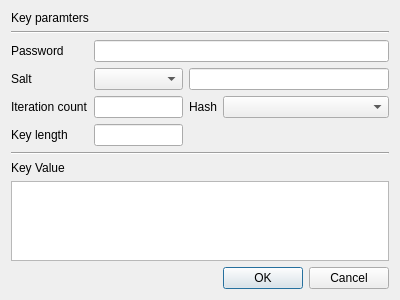
First picture: the form in BerViewer/key_derive_dlg.ui, repository jykim74/BerEditor, before the edit.
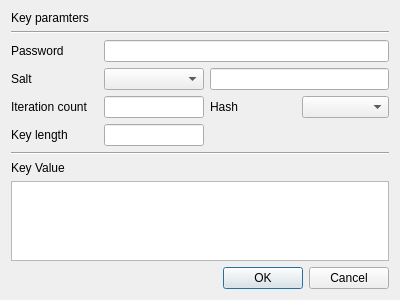
Second picture: the form after the edit.

```diff
--- a/BerViewer/key_derive_dlg.ui
+++ b/BerViewer/key_derive_dlg.ui
@@ -17,16 +17,6 @@
    <item row="9" column="0" colspan="4">
     <widget class="QPlainTextEdit" name="mKeyValueText"/>
    </item>
-   <item row="10" column="3">
-    <widget class="QDialogButtonBox" name="buttonBox">
-     <property name="orientation">
-      <enum>Qt::Horizontal</enum>
-     </property>
-     <property name="standardButtons">
-      <set>QDialogButtonBox::Cancel|QDialogButtonBox::Ok</set>
-     </property>
-    </widget>
-   </item>
    <item row="4" column="0">
     <widget class="QLabel" name="label_4">
      <property name="text">
@@ -45,7 +35,14 @@
     <widget class="QLineEdit" name="mPasswordText"/>
    </item>
    <item row="6" column="1">
-    <widget class="QLineEdit" name="mKeySizeText"/>
+    <widget class="QLineEdit" name="mKeySizeText">
+     <property name="maximumSize">
+      <size>
+       <width>100</width>
+       <height>16777215</height>
+      </size>
+     </property>
+    </widget>
    </item>
    <item row="10" column="0">
     <spacer name="verticalSpacer">
@@ -75,7 +72,14 @@
     </widget>
    </item>
    <item row="4" column="1">
-    <widget class="QLineEdit" name="mIterCountText"/>
+    <widget class="QLineEdit" name="mIterCountText">
+     <property name="maximumSize">
+      <size>
+       <width>100</width>
+       <height>16777215</height>
+      </size>
+     </property>
+    </widget>
    </item>
    <item row="3" column="2" colspan="2">
     <widget class="QLineEdit" name="mSaltText"/>
@@ -98,7 +102,14 @@
     </widget>
    </item>
    <item row="3" column="1">
-    <widget class="QComboBox" name="mSaltTypeCombo"/>
+    <widget class="QComboBox" name="mSaltTypeCombo">
+     <property name="maximumSize">
+      <size>
+       <width>100</width>
+       <height>16777215</height>
+      </size>
+     </property>
+    </widget>
    </item>
    <item row="4" column="2">
     <widget class="QLabel" name="label_7">
@@ -121,6 +132,16 @@
      </property>
     </widget>
    </item>
+   <item row="10" column="1" colspan="3">
+    <widget class="QDialogButtonBox" name="buttonBox">
+     <property name="orientation">
+      <enum>Qt::Horizontal</enum>
+     </property>
+     <property name="standardButtons">
+      <set>QDialogButtonBox::Cancel|QDialogButtonBox::Ok</set>
+     </property>
+    </widget>
+   </item>
   </layout>
  </widget>
  <resources/>
```
